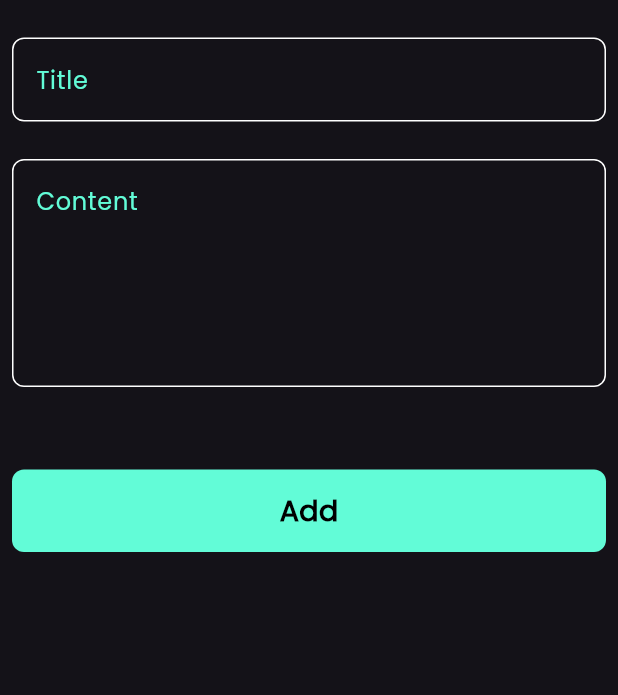
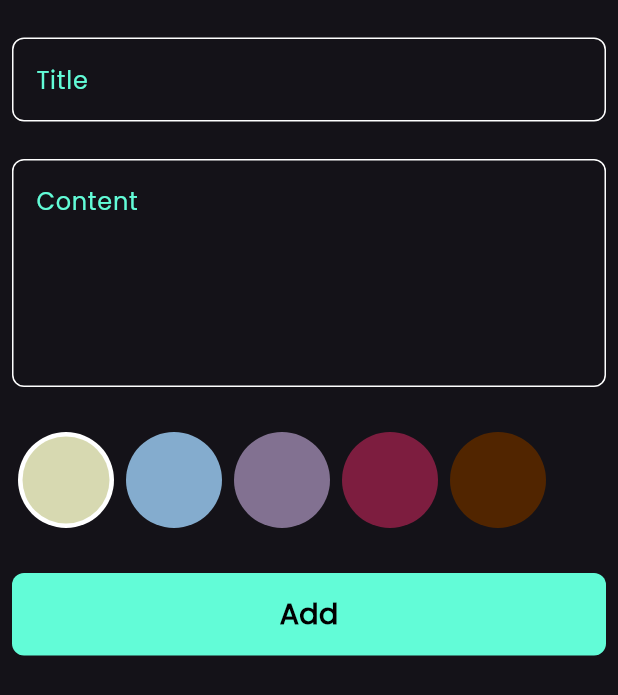
Before and after one commit to Amirkhaled-03/noteApp, a Flutter app: the AddNoteBottomSheet widget shown alone on an empty page, opened directly, on a phone screen of 412 x 824 dp. Shown: the top 695 px of the screen. Run offline on Flutter 3.47's test engine with Material 3 defaults, Android fonts, the phone set to English and light mode, and no system bars; our stand-ins replace flutter_bloc, hive, hive_flutter; accounts and stored records are empty.

Commit message:
the enddd

```diff
--- a/lib/constanse.dart
+++ b/lib/constanse.dart
@@ -3,3 +3,10 @@ import 'package:flutter/material.dart';
 const kPrimaryColor = Color(0xff62FCD7);
 
 const kNotesBox = "notes_box";
+ List<Color> kcolors = const [
+    Color(0xffD7D9B1),
+    Color(0xff84acce),
+    Color(0xff827191),
+    Color(0xff7d1d3f),
+    Color(0xff512500),
+  ];
--- a/lib/cubits/add_note_cubit/add_note_cubit.dart
+++ b/lib/cubits/add_note_cubit/add_note_cubit.dart
@@ -1,3 +1,4 @@
+import 'package:flutter/material.dart';
 import 'package:flutter_bloc/flutter_bloc.dart';
 import 'package:hive_flutter/adapters.dart';
 import 'package:notes_app/constanse.dart';
@@ -7,12 +8,15 @@ part 'add_note_state.dart';
 
 class AddNoteCubit extends Cubit<AddNoteState> {
   AddNoteCubit() : super(AddNoteInitial());
+  Color color = const Color(0xffD7D9B1);
 
   addNote(NoteModel note) async {
+    note.color = color.value;
     emit(AddNoteLoading());
     try {
-      var noteBox = Hive.box<NoteModel>(kNotesBox);   //accepts the box that stores data
-      await noteBox.add(note);                       //add notes to the box
+      var noteBox =
+          Hive.box<NoteModel>(kNotesBox); //accepts the box that stores data
+      await noteBox.add(note); //add notes to the box
       emit(AddNoteSuccess());
     } catch (e) {
       emit(AddNoteFailure(e.toString()));
--- a/lib/main.dart
+++ b/lib/main.dart
@@ -2,6 +2,7 @@ import 'package:flutter/material.dart';
 import 'package:flutter_bloc/flutter_bloc.dart';
 import 'package:hive_flutter/adapters.dart';
 import 'package:notes_app/constanse.dart';
+import 'package:notes_app/cubits/notes_cubit/notes_cubit.dart';
 import 'package:notes_app/models/note_model.dart';
 import 'package:notes_app/simple_block_observer.dart';
 import 'package:notes_app/views/note_view.dart';
@@ -20,7 +21,9 @@ class NoteApp extends StatelessWidget {
 
   @override
   Widget build(BuildContext context) {
-    return MaterialApp(
+    return BlocProvider(
+      create: (context) => NotesCubit(),
+      child: MaterialApp(
         debugShowCheckedModeBanner: false,
         // theme: ThemeData.dark(),
         theme: ThemeData(
@@ -28,6 +31,7 @@ class NoteApp extends StatelessWidget {
           fontFamily: "Poppins",
         ),
         home: const NoteView(),
+      ),
     );
   }
 }
--- a/lib/models/note_model.dart
+++ b/lib/models/note_model.dart
@@ -3,13 +3,13 @@ part 'note_model.g.dart';
 @HiveType(typeId: 0)
 class NoteModel extends HiveObject {
   @HiveField(0)
-  final String title;
+   String title;
   @HiveField(1)
-  final String subtitle;
+   String subtitle;
   @HiveField(2)
   final String date;
   @HiveField(3)
-  final int color;
+   int color;
 
   NoteModel({
     required this.title,
--- a/lib/views/widgets/add_note_form.dart
+++ b/lib/views/widgets/add_note_form.dart
@@ -1,7 +1,9 @@
 import 'package:flutter/material.dart';
 import 'package:flutter_bloc/flutter_bloc.dart';
+import 'package:intl/intl.dart';
 import 'package:notes_app/cubits/add_note_cubit/add_note_cubit.dart';
 import 'package:notes_app/models/note_model.dart';
+import 'package:notes_app/views/widgets/colors_list_veiw.dart';
 import 'package:notes_app/views/widgets/custom_button.dart';
 import 'package:notes_app/views/widgets/custom_text_field.dart';
 
@@ -35,12 +37,15 @@ class _AddNoteFormState extends State<AddNoteForm> {
           ),
           const SizedBox(height: 25),
           CustomTextField(
-              hint: "Content",
-              onsaved: (value) {
-                subtitle = value;
-              },
-              maxLines: 5),
-          const SizedBox(height: 55),
+            hint: "Content",
+            onsaved: (value) {
+              subtitle = value;
+            },
+            maxLines: 5,
+          ),
+          const SizedBox(height: 30),
+          const ColorsListVeiw(),
+          const SizedBox(height: 30),
           BlocBuilder<AddNoteCubit, AddNoteState>(
             builder: (context, state) {
               return CustomButton(
@@ -48,11 +53,14 @@ class _AddNoteFormState extends State<AddNoteForm> {
                 onTap: () {
                   if (formKey.currentState!.validate()) {
                     formKey.currentState!.save();
+
+                    var formattedCurrentDate =
+                        DateFormat("dd.mm.yyyy").format(DateTime.now());
                     var noteModel = NoteModel(
                       title: title!,
                       subtitle: subtitle!,
-                      date: DateTime.now().toString(),
-                      color: Colors.red.value,
+                      date: formattedCurrentDate,
+                      color: Colors.blue.value,
                     );
                     BlocProvider.of<AddNoteCubit>(context).addNote(noteModel);
                   } else {
--- /dev/null
+++ b/lib/views/widgets/colors_list_veiw.dart
@@ -0,0 +1,66 @@
+import 'package:flutter/material.dart';
+import 'package:flutter_bloc/flutter_bloc.dart';
+import 'package:notes_app/constanse.dart';
+import 'package:notes_app/cubits/add_note_cubit/add_note_cubit.dart';
+
+class ColorItem extends StatelessWidget {
+  const ColorItem({super.key, required this.isSelected, required this.color});
+  final bool isSelected;
+  final Color color;
+
+  @override
+  Widget build(BuildContext context) {
+    return isSelected
+        ? CircleAvatar(
+            backgroundColor: Colors.white,
+            radius: 32,
+            child: CircleAvatar(
+              backgroundColor: color,
+              radius: 29,
+            ),
+          )
+        : CircleAvatar(
+            backgroundColor: color,
+            radius: 32,
+          );
+  }
+}
+
+class ColorsListVeiw extends StatefulWidget {
+  const ColorsListVeiw({super.key});
+
+  @override
+  State<ColorsListVeiw> createState() => _ColorsListVeiwState();
+}
+
+class _ColorsListVeiwState extends State<ColorsListVeiw> {
+  int currentIndex = 0;
+
+  @override
+  Widget build(BuildContext context) {
+    return SizedBox(
+      height: 32 * 2,
+      child: ListView.builder(
+        scrollDirection: Axis.horizontal,
+        itemCount: kcolors.length,
+        itemBuilder: (context, index) {
+          return Padding(
+            padding: const EdgeInsets.symmetric(horizontal: 4),
+            child: GestureDetector(
+              onTap: () {
+                currentIndex = index;
+
+                setState(() {});
+                BlocProvider.of<AddNoteCubit>(context).color = kcolors[index];
+              },
+              child: ColorItem(
+                color: kcolors[index],
+                isSelected: currentIndex == index,
+              ),
+            ),
+          );
+        },
+      ),
+    );
+  }
+}
--- a/lib/views/widgets/custom_app_bar.dart
+++ b/lib/views/widgets/custom_app_bar.dart
@@ -2,10 +2,11 @@ import 'package:flutter/material.dart';
 import 'package:notes_app/views/widgets/custom_icon.dart';
 
 class CustomAppBar extends StatelessWidget {
-  const CustomAppBar({super.key, required this.title, required this.icon});
+  const CustomAppBar({super.key, required this.title, required this.icon, this.onPressed});
 
   final String title;
   final IconData icon;
+   final void Function()? onPressed;
 
   @override
   Widget build(BuildContext context) {
@@ -18,6 +19,7 @@ class CustomAppBar extends StatelessWidget {
         ),
         const Spacer(),
         CustomIcon(
+          onPressed:onPressed ,
           icon: icon,
         ),
       ],
--- a/lib/views/widgets/custom_text_field.dart
+++ b/lib/views/widgets/custom_text_field.dart
@@ -3,11 +3,16 @@ import 'package:notes_app/constanse.dart';
 
 class CustomTextField extends StatelessWidget {
   const CustomTextField(
-      {super.key, required this.hint, this.maxLines = 1, this.onsaved});
+      {super.key,
+      required this.hint,
+      this.maxLines = 1,
+      this.onsaved,
+      this.onChanged});
 
   final String hint;
   final int maxLines;
   final void Function(String?)? onsaved;
+  final void Function(String)? onChanged;
 
   @override
   Widget build(BuildContext context) {
@@ -20,6 +25,7 @@ class CustomTextField extends StatelessWidget {
           return null;
         }
       },
+      onChanged: onChanged,
       maxLines: maxLines,
       cursorColor: kPrimaryColor,
       decoration: InputDecoration(
--- a/pubspec.yaml
+++ b/pubspec.yaml
@@ -18,6 +18,7 @@ environment:
 dependencies:
   flutter_bloc: ^8.1.3
   modal_progress_hud_nsn: ^0.4.0
+  intl: ^0.18.1
   hive: ^2.2.3
   hive_flutter: ^1.1.0
   flutter:
```
Also changed, not shown: lib/cubits/notes_cubit/notes_cubit.dart (+4 -7 lines), lib/cubits/notes_cubit/notes_state.dart (+7 -7 lines), lib/views/edit_note_list_veiw.dart (added, +48 -0 lines), lib/views/edit_note_view.dart (+45 -9 lines), lib/views/note_view.dart (+1 -6 lines), lib/views/widgets/add_note_bottom_sheet.dart (+3 -4 lines), lib/views/widgets/custom_icon.dart (+6 -2 lines), lib/views/widgets/custom_note_item.dart (+16 -9 lines), lib/views/widgets/edit_note_view_body.dart (+5 -3 lines), lib/views/widgets/notes_list_view.dart (+13 -4 lines), lib/views/widgets/notes_view_body.dart (+23 -5 lines), pubspec.lock. Lines whose indentation alone changed are shown as unchanged.
